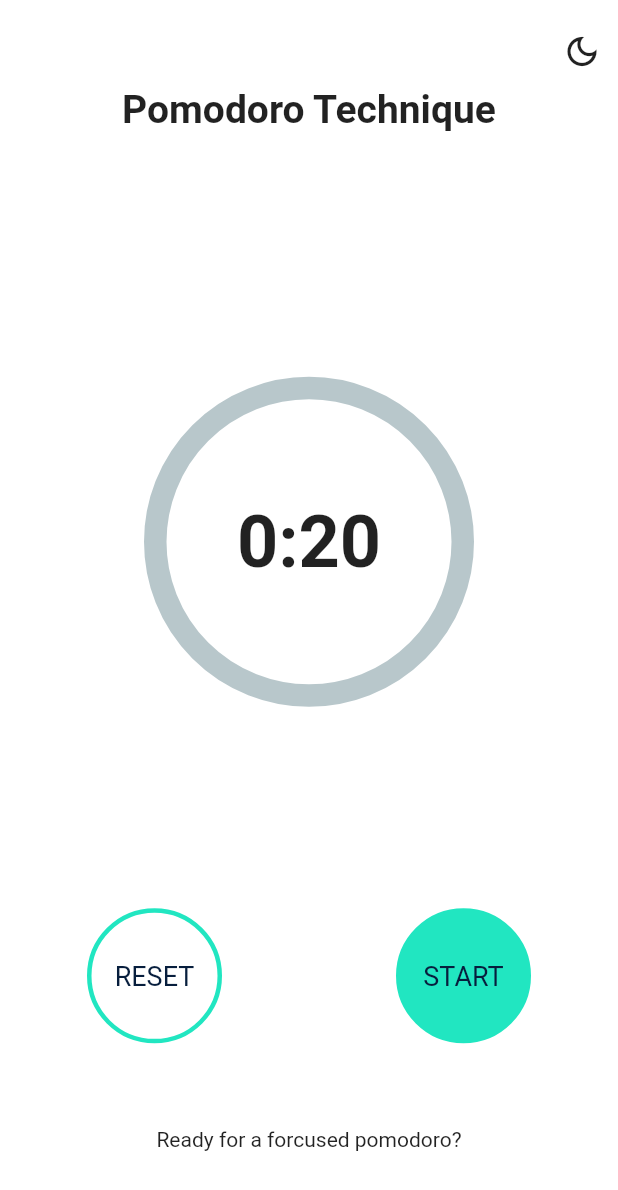
After one commit to ngtrongtrung/pomodoro, a Flutter app: the screen it shows after launch, on a phone screen of 412 x 824 dp. The commit adds this screen. Shown: the top 1190 px of the screen. Run offline on Flutter 3.47's test engine with Material 2 defaults, Android fonts, the phone set to English and light mode, and no system bars; drawn by our look-alikes of percent_indicator; our stand-ins replace bloc, equatable, flutter_bloc.

Commit message:
make responsive for mobile portrait

```diff
--- a/lib/screens/home_screen/home_screen.dart
+++ b/lib/screens/home_screen/home_screen.dart
@@ -1,6 +1,6 @@
 import 'package:flutter/material.dart';
 import 'package:pomodoro/reponsive.dart';
-import 'package:pomodoro/screens/home_screen/mobile_screen.dart';
+import 'package:pomodoro/screens/home_screen/mobile/mobile_screen.dart';
 
 class HomeScreen extends StatefulWidget {
   @override
--- /dev/null
+++ b/lib/screens/home_screen/mobile/mobile_portrait_layout.dart
@@ -0,0 +1,134 @@
+import 'package:flutter/material.dart';
+import 'package:flutter_bloc/flutter_bloc.dart';
+import 'package:percent_indicator/circular_percent_indicator.dart';
+import 'package:pomodoro/blocs/app_theme/app_theme_bloc.dart';
+import 'package:pomodoro/blocs/app_theme/app_theme_event.dart';
+import 'package:pomodoro/widgets/action_button.dart';
+
+class MobilePortraitLayout extends StatefulWidget {
+  final double pomodoroPercentage;
+  final String timeRemain;
+  final Color statusColor;
+  final String resetButtonText;
+  final String mainButtonText;
+  final void Function() resetButtonPressed;
+  final void Function() mainButtonPressed;
+  final String description;
+
+  MobilePortraitLayout({
+    required this.pomodoroPercentage,
+    required this.timeRemain,
+    required this.statusColor,
+    required this.resetButtonText,
+    required this.mainButtonText,
+    required this.mainButtonPressed,
+    required this.resetButtonPressed,
+    required this.description,
+  });
+
+  @override
+  _MobilePortraitLayoutState createState() => _MobilePortraitLayoutState();
+}
+
+class _MobilePortraitLayoutState extends State<MobilePortraitLayout> {
+  late final appThemeBloc;
+  @override
+  void initState() {
+    super.initState();
+    appThemeBloc = BlocProvider.of<AppThemeBloc>(context);
+  }
+
+  @override
+  Widget build(BuildContext context) {
+    return Scaffold(
+      body: SafeArea(
+        child: Center(
+          child: Column(
+            children: [
+              Expanded(
+                flex: 2,
+                child: Column(
+                  children: [
+                    SizedBox(
+                      height: 10,
+                    ),
+                    Row(
+                      mainAxisAlignment: MainAxisAlignment.end,
+                      children: [
+                        IconButton(
+                          onPressed: () {
+                            appThemeBloc.add(ToggleAppTheme());
+                          },
+                          icon: Icon(appThemeBloc.isDarkMode
+                              ? Icons.dark_mode
+                              : Icons.dark_mode_outlined),
+                          padding: EdgeInsets.all(4),
+                          iconSize: 26.0,
+                        )
+                      ],
+                    ),
+                    Text(
+                      'Pomodoro Technique',
+                      style:
+                          TextStyle(fontSize: 26, fontWeight: FontWeight.bold),
+                    ),
+                  ],
+                ),
+              ),
+              Expanded(
+                flex: 4,
+                child: Column(
+                  mainAxisAlignment: MainAxisAlignment.center,
+                  children: [
+                    CircularPercentIndicator(
+                      radius: 220.0,
+                      lineWidth: 15.0,
+                      percent: widget.pomodoroPercentage,
+                      circularStrokeCap: CircularStrokeCap.round,
+                      center: Text(
+                        widget.timeRemain,
+                        style: TextStyle(
+                          fontSize: 48,
+                          fontWeight: FontWeight.bold,
+                        ),
+                      ),
+                      progressColor: widget.statusColor,
+                    ),
+                    SizedBox(
+                      height: 10,
+                    ),
+                  ],
+                ),
+              ),
+              Expanded(
+                flex: 3,
+                child: Column(
+                  mainAxisAlignment: MainAxisAlignment.spaceEvenly,
+                  children: [
+                    Row(
+                      mainAxisAlignment: MainAxisAlignment.spaceAround,
+                      children: [
+                        ActionButton(
+                          label: widget.resetButtonText,
+                          onTap: widget.resetButtonPressed,
+                        ),
+                        ActionButton(
+                          label: widget.mainButtonText,
+                          onTap: widget.mainButtonPressed,
+                          isFilled: true,
+                        ),
+                      ],
+                    ),
+                    Text(
+                      widget.description,
+                    ),
+                  ],
+                ),
+              )
+            ],
+          ),
+        ),
+      ),
+    );
+  }
+}
--- a/lib/screens/home_screen/mobile_screen.dart
+++ b/lib/screens/home_screen/mobile/mobile_screen.dart
@@ -2,12 +2,11 @@ import 'dart:async';
 
 import 'package:flutter/material.dart';
 import 'package:flutter_bloc/flutter_bloc.dart';
-import 'package:percent_indicator/circular_percent_indicator.dart';
 import 'package:pomodoro/blocs/app_theme/app_theme_bloc.dart';
-import 'package:pomodoro/blocs/app_theme/app_theme_event.dart';
 import 'package:pomodoro/models/pomodoro_status.dart';
+import 'package:pomodoro/screens/home_screen/mobile/mobile_landscape_layout.dart';
+import 'package:pomodoro/screens/home_screen/mobile/mobile_portrait_layout.dart';
 import 'package:pomodoro/utils/constants.dart';
-import 'package:pomodoro/widgets/action_button.dart';
 
 class MobileHomeScreen extends StatefulWidget {
   const MobileHomeScreen({Key? key}) : super(key: key);
@@ -35,97 +34,38 @@ class _MobileHomeScreenState extends State<MobileHomeScreen> {
     appThemeBloc = BlocProvider.of<AppThemeBloc>(context);
   }
 
+  Widget getLayoutWhenLandscape() {
+    return Container();
+  }
+
   @override
   Widget build(BuildContext context) {
-    return Scaffold(
-      body: SafeArea(
-        child: Center(
-          child: Column(
-            children: [
-              Expanded(
-                flex: 2,
-                child: Column(
-                  children: [
-                    SizedBox(
-                      height: 10,
-                    ),
-                    Row(
-                      mainAxisAlignment: MainAxisAlignment.end,
-                      children: [
-                        IconButton(
-                          onPressed: () {
-                            appThemeBloc.add(ToggleAppTheme());
-                          },
-                          icon: Icon(appThemeBloc.isDarkMode
-                              ? Icons.dark_mode
-                              : Icons.dark_mode_outlined),
-                          padding: EdgeInsets.all(4),
-                          iconSize: 26.0,
-                        )
-                      ],
-                    ),
-                    Text(
-                      'Pomodoro Technique',
-                      style:
-                          TextStyle(fontSize: 26, fontWeight: FontWeight.bold),
-                    ),
-                  ],
-                ),
-              ),
-              Expanded(
-                flex: 4,
-                child: Column(
-                  mainAxisAlignment: MainAxisAlignment.center,
-                  children: [
-                    CircularPercentIndicator(
-                      radius: 220.0,
-                      lineWidth: 15.0,
-                      percent: _getPomodoroPercentage(),
-                      circularStrokeCap: CircularStrokeCap.round,
-                      center: Text(
-                        _secondsToFormatedString(_remainingTime),
-                        style: TextStyle(
-                          fontSize: 48,
-                          fontWeight: FontWeight.bold,
-                        ),
-                      ),
-                      progressColor: statusColor[pomodoroStatus],
-                    ),
-                    SizedBox(
-                      height: 10,
-                    ),
-                  ],
-                ),
-              ),
-              Expanded(
-                flex: 3,
-                child: Column(
-                  mainAxisAlignment: MainAxisAlignment.spaceEvenly,
-                  children: [
-                    Row(
-                      mainAxisAlignment: MainAxisAlignment.spaceAround,
-                      children: [
-                        ActionButton(
-                          label: _buttonTextReset,
-                          onTap: _resetButtonPressed,
-                        ),
-                        ActionButton(
-                          label: "$_mainButtonText",
-                          onTap: _mainButtonPressed,
-                          isFilled: true,
-                        ),
-                      ],
-                    ),
-                    Text(
-                      '${statusDescription[this.pomodoroStatus]}',
-                    ),
-                  ],
-                ),
-              )
-            ],
-          ),
-        ),
-      ),
+    return OrientationBuilder(
+      builder: (context, orientation) {
+        if (orientation == Orientation.landscape) {
+          return MobileLandscapeLayout(
+            pomodoroPercentage: this._getPomodoroPercentage(),
+            timeRemain: _secondsToFormatedString(_remainingTime),
+            statusColor: statusColor[pomodoroStatus] ?? Colors.transparent,
+            resetButtonText: _buttonTextReset,
+            mainButtonText: this._mainButtonText,
+            mainButtonPressed: this._mainButtonPressed,
+            resetButtonPressed: this._resetButtonPressed,
+            description: '${statusDescription[this.pomodoroStatus]}',
+          );
+        } else {
+          return MobilePortraitLayout(
+            pomodoroPercentage: this._getPomodoroPercentage(),
+            timeRemain: _secondsToFormatedString(_remainingTime),
+            statusColor: statusColor[pomodoroStatus] ?? Colors.transparent,
+            resetButtonText: _buttonTextReset,
+            mainButtonText: this._mainButtonText,
+            mainButtonPressed: this._mainButtonPressed,
+            resetButtonPressed: this._resetButtonPressed,
+            description: '${statusDescription[this.pomodoroStatus]}',
+          );
+        }
+      },
     );
   }
 
@@ -143,7 +83,7 @@ class _MobileHomeScreenState extends State<MobileHomeScreen> {
         remainingSeconds.toString();
   }
 
-  _mainButtonPressed() {
+  void _mainButtonPressed() {
     debugPrint('_mainButtonPressed');
     switch (pomodoroStatus) {
       case PomodoroStatus.PAUSED:
@@ -216,7 +156,7 @@ class _MobileHomeScreenState extends State<MobileHomeScreen> {
     });
   }
 
-  _resetButtonPressed() {
+  void _resetButtonPressed() {
     _cancelTimer();
     _stopCountdown();
   }
```
Also changed, not shown: lib/screens/home_screen/mobile/mobile_landscape_layout.dart (added, +125 -0 lines).
